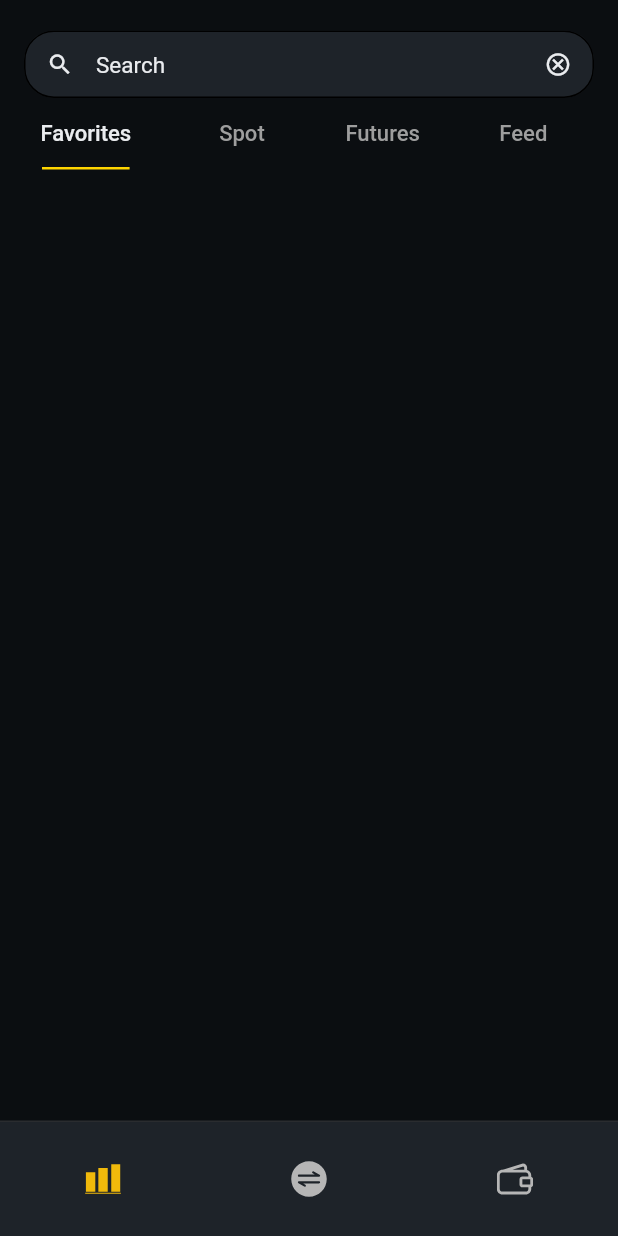
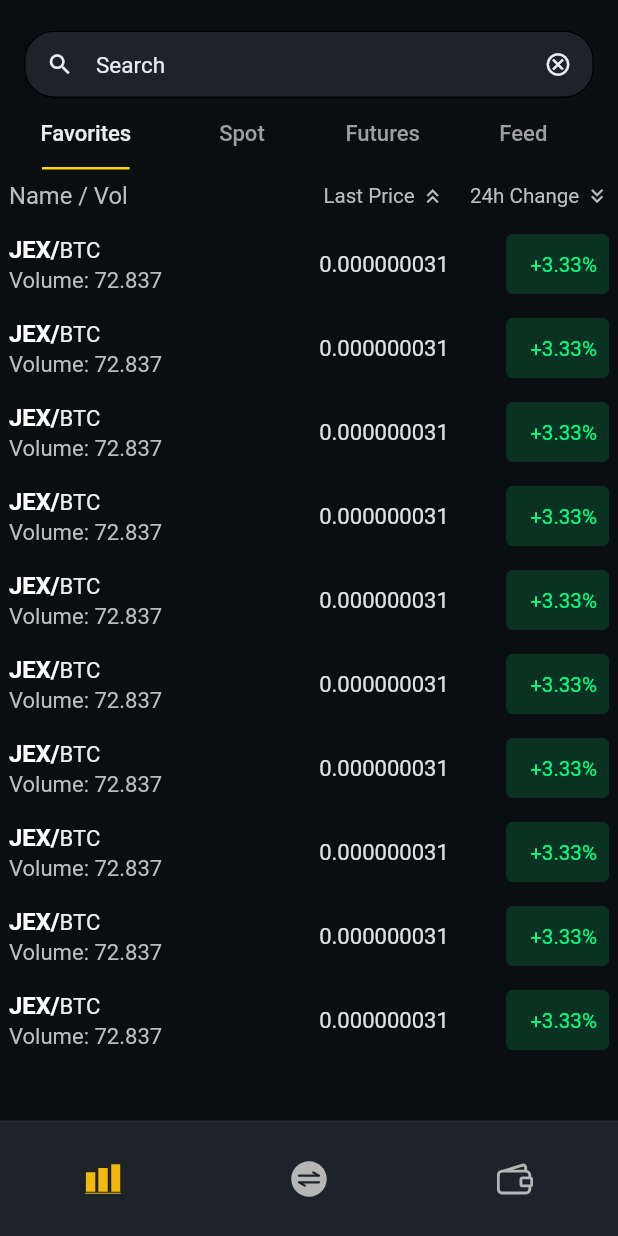
Before and after one commit to MorgueMorg/Flutter-Binance-App, a Flutter app: the screen it shows after launch, on a phone screen of 412 x 824 dp. Run offline on Flutter 3.47's test engine with Material 2 defaults, Android fonts, the light colour scheme and no system bars; our stand-ins replace flutter_svg, go_router; Roboto replaces fonts that are missing (Barlow).

Commit message:
Updated markets screen (added static crypto list) :ferris_wheel:

```diff
--- a/lib/features/screens/markets/components/body.dart
+++ b/lib/features/screens/markets/components/body.dart
@@ -1,4 +1,6 @@
 import 'package:binance_clone/components/custom_tap_bar.dart';
+import 'package:binance_clone/features/screens/markets/components/bottom_tapbar.dart';
+import 'package:binance_clone/features/screens/markets/components/crypto_list.dart';
 import 'package:binance_clone/features/screens/markets/components/search_field.dart';
 import 'package:flutter/material.dart';
 
@@ -7,11 +9,15 @@ class Body extends StatelessWidget {
 
   @override
   Widget build(BuildContext context) {
-    return const Column(
-      children: [
-        SearchBarWidget(),
-        CustomTapBar(),
-      ],
+    return const SingleChildScrollView(
+      child: Column(
+        children: [
+          SearchBarWidget(),
+          CustomTapBar(),
+          BottomTapBar(),
+          CryptoList(),
+        ],
+      ),
     );
   }
 }
--- /dev/null
+++ b/lib/features/screens/markets/components/bottom_tapbar.dart
@@ -0,0 +1,75 @@
+import 'package:flutter/material.dart';
+
+class BottomTapBar extends StatelessWidget {
+  const BottomTapBar({super.key});
+
+  @override
+  Widget build(BuildContext context) {
+    final size = MediaQuery.of(context).size;
+    return Container(
+      padding: const EdgeInsets.fromLTRB(6.0, 8.0, 6.0, 8.0),
+      child: Row(
+        children: [
+          Expanded(
+            flex: 2,
+            child: Text(
+              'Name / Vol',
+              style: TextStyle(
+                fontSize: size.width / 26.0,
+                color: Colors.grey.shade400,
+              ),
+            ),
+          ),
+          Expanded(
+            flex: 1,
+            child: Row(
+              mainAxisAlignment: MainAxisAlignment.center,
+              children: [
+                Text(
+                  'Last Price',
+                  style: TextStyle(
+                    fontSize: size.width / 30.0,
+                    color: Colors.grey.shade400,
+                    fontWeight: FontWeight.w400,
+                  ),
+                ),
+                const SizedBox(
+                  width: 4.0,
+                ),
+                Icon(
+                  Icons.keyboard_double_arrow_up_sharp,
+                  color: Colors.grey.shade400,
+                  size: size.width / 26.0,
+                ),
+              ],
+            ),
+          ),
+          Expanded(
+            flex: 1,
+            child: Row(
+              mainAxisAlignment: MainAxisAlignment.end,
+              children: [
+                Text(
+                  '24h Change',
+                  style: TextStyle(
+                    fontSize: size.width / 30.0,
+                    color: Colors.grey.shade400,
+                    fontWeight: FontWeight.w400,
+                  ),
+                ),
+                const SizedBox(
+                  width: 4.0,
+                ),
+                Icon(
+                  Icons.keyboard_double_arrow_down_sharp,
+                  color: Colors.grey.shade400,
+                  size: size.width / 26.0,
+                ),
+              ],
+            ),
+          ),
+        ],
+      ),
+    );
+  }
+}
--- /dev/null
+++ b/lib/features/screens/markets/components/crypto_list.dart
@@ -0,0 +1,112 @@
+import 'package:binance_clone/components/size_config.dart';
+import 'package:flutter/material.dart';
+
+class CryptoList extends StatefulWidget {
+  const CryptoList({super.key});
+
+  @override
+  State<StatefulWidget> createState() => _CryptoListState();
+}
+
+class _CryptoListState extends State<CryptoList> {
+  @override
+  Widget build(BuildContext context) {
+    return ListView.builder(
+      scrollDirection: Axis.vertical,
+      shrinkWrap: true,
+      itemCount: 10,
+      itemBuilder: (context, index) {
+        return _buildFavouriteCard(context);
+      },
+    );
+  }
+
+  Widget _buildFavouriteCard(context) {
+    return Container(
+      padding: const EdgeInsets.fromLTRB(6.0, 8.0, 6.0, 8.0),
+      child: Row(
+        children: [
+          Expanded(
+            flex: 2,
+            child: Column(
+              crossAxisAlignment: CrossAxisAlignment.start,
+              children: [
+                RichText(
+                  text: TextSpan(
+                    children: [
+                      TextSpan(
+                        text: 'JEX/',
+                        style: TextStyle(
+                          fontSize: SizeConfig.screenWidth / 26.0,
+                          color: Colors.white,
+                          fontWeight: FontWeight.bold,
+                        ),
+                      ),
+                      TextSpan(
+                        text: 'BTC',
+                        style: TextStyle(
+                          fontSize: SizeConfig.screenWidth / 28.0,
+                          color: Colors.grey.shade200,
+                          fontWeight: FontWeight.w400,
+                        ),
+                      ),
+                    ],
+                  ),
+                ),
+                const SizedBox(
+                  height: 2.5,
+                ),
+                Text(
+                  'Volume: 72.837',
+                  style: TextStyle(
+                    fontSize: SizeConfig.screenWidth / 28.0,
+                    color: Colors.grey.shade400,
+                  ),
+                ),
+              ],
+            ),
+          ),
+          Expanded(
+            flex: 1,
+            child: Row(
+              mainAxisAlignment: MainAxisAlignment.center,
+              children: [
+                Text(
+                  '0.000000031',
+                  style: TextStyle(
+                    fontSize: SizeConfig.screenWidth / 28.0,
+                    color: Colors.grey.shade300,
+                    fontWeight: FontWeight.w400,
+                  ),
+                ),
+              ],
+            ),
+          ),
+          Expanded(
+            flex: 1,
+            child: Row(
+              mainAxisAlignment: MainAxisAlignment.end,
+              children: [
+                Container(
+                  padding: const EdgeInsets.fromLTRB(16.0, 12.0, 8.0, 12.0),
+                  decoration: BoxDecoration(
+                    color: const Color(0xFF00FF80).withOpacity(.15),
+                    borderRadius: BorderRadius.circular(4.0),
+                  ),
+                  child: Text(
+                    '+3.33%',
+                    style: TextStyle(
+                      fontSize: SizeConfig.screenWidth / 30.0,
+                      color: const Color(0xFF00FF80),
+                      fontWeight: FontWeight.w400,
+                    ),
+                  ),
+                ),
+              ],
+            ),
+          ),
+        ],
+      ),
+    );
+  }
+}
```
